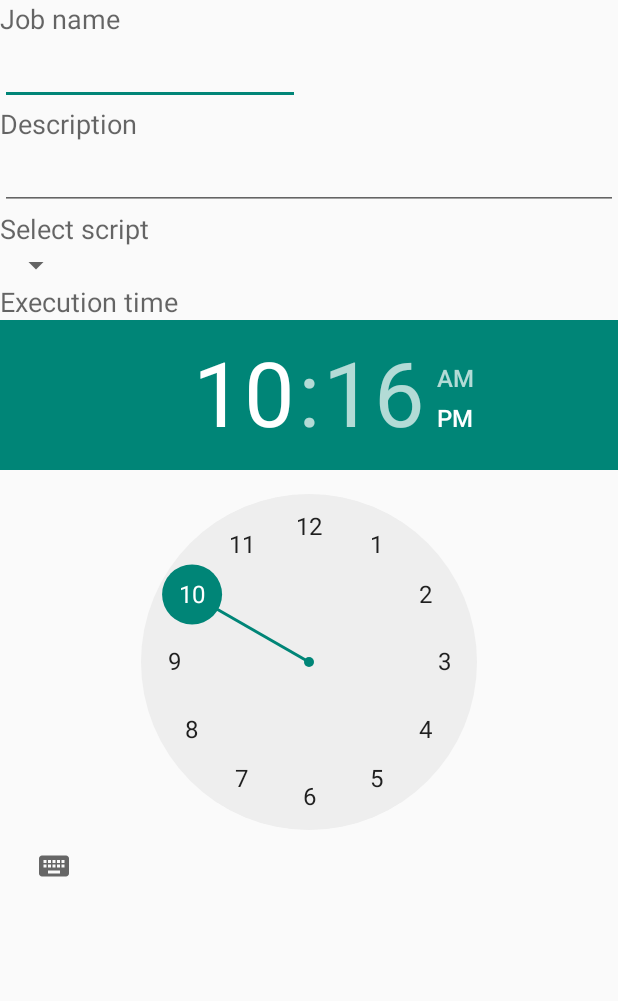
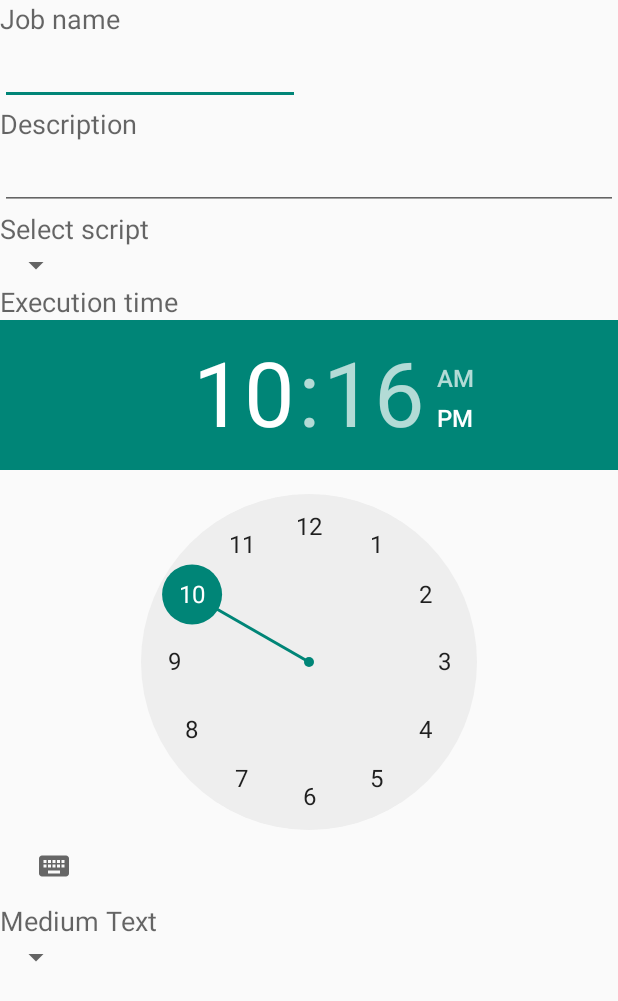
Before and after one commit to dem42/FloScript, an Android app: the layout job_add_edit.xml on its own in the app's theme, with its tools: preview values and no code run, on a phone screen of 412 x 824 dp. Shown: the top 1001 px of the screen. Run offline under Robolectric (Android 15) with nearby library versions, the phone set to English and light mode, and no system bars.

Commit message:
adding event triggering through bcast receiver

```diff
--- a/app/src/main/res/layout/job_add_edit.xml
+++ b/app/src/main/res/layout/job_add_edit.xml
@@ -82,4 +82,22 @@
         android:timePickerMode="clock"
         />
 
+    <TextView
+        android:layout_width="wrap_content"
+        android:layout_height="wrap_content"
+        android:textAppearance="?android:attr/textAppearanceMedium"
+        android:text="Medium Text"
+        android:id="@+id/job_add_event_lbl"
+        android:layout_below="@+id/job_add_time_picker"
+        android:layout_alignParentLeft="true"
+        android:layout_alignParentStart="true" />
+
+    <Spinner
+        android:layout_width="wrap_content"
+        android:layout_height="wrap_content"
+        android:id="@+id/job_add_event_spin"
+        android:layout_below="@+id/job_add_event_lbl"
+        android:layout_alignParentLeft="true"
+        android:layout_alignParentStart="true" />
+
 </RelativeLayout>
```
Also changed, not shown: app/src/main/AndroidManifest.xml (+11 -0 lines), app/src/main/java/com/premature/floscript/jobs/EventTriggerReceiver.java (added, +28 -0 lines), app/src/main/java/com/premature/floscript/jobs/JobExecutionService.java (+13 -9 lines), app/src/main/java/com/premature/floscript/jobs/logic/JobScheduler.java (+54 -2 lines), app/src/main/java/com/premature/floscript/jobs/ui/JobAddEditActivity.java (+17 -3 lines).
